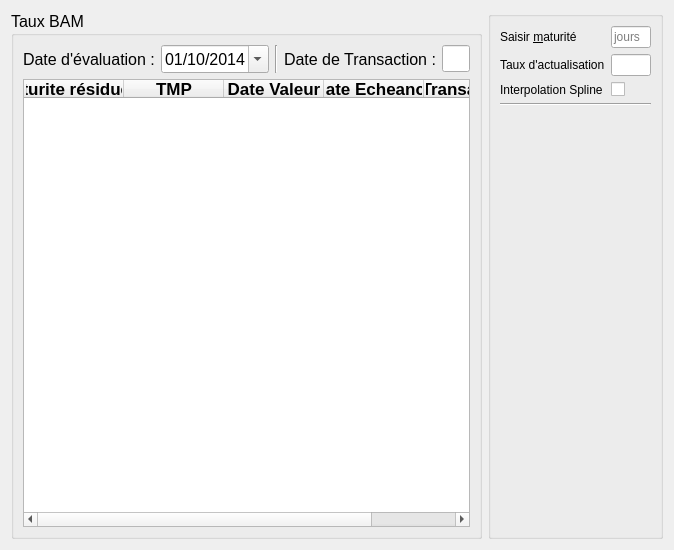
Mero89/Pricing-Application, file DPricer/presentation/Designer-Files/CourbeTaux.ui: the form before one commit.
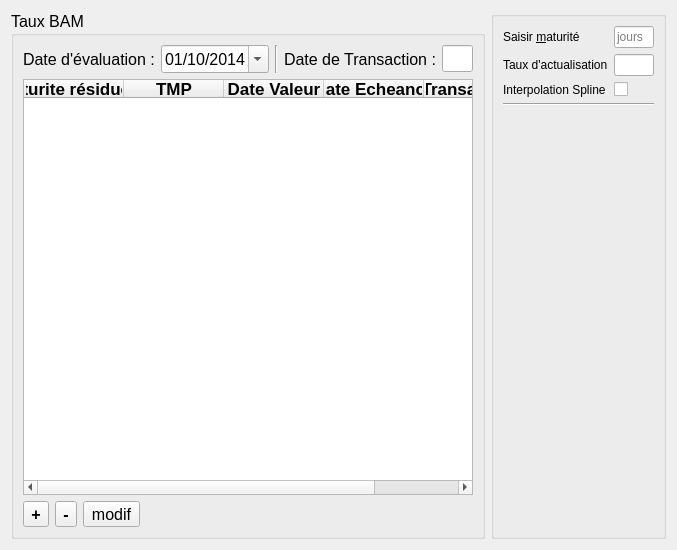
The form after the commit.

```diff
--- a/DPricer/presentation/Designer-Files/CourbeTaux.ui
+++ b/DPricer/presentation/Designer-Files/CourbeTaux.ui
@@ -6,7 +6,7 @@
    <rect>
     <x>0</x>
     <y>0</y>
-    <width>674</width>
+    <width>677</width>
     <height>550</height>
    </rect>
   </property>
@@ -22,8 +22,8 @@
   <property name="windowTitle">
    <string>Courbe de taux</string>
   </property>
-  <layout class="QHBoxLayout" name="horizontalLayout_2">
-   <item>
+  <layout class="QGridLayout" name="gridLayout">
+   <item row="0" column="0">
     <widget class="QGroupBox" name="groupBox">
      <property name="sizePolicy">
       <sizepolicy hsizetype="Expanding" vsizetype="Preferred">
@@ -305,10 +305,62 @@
         </column>
        </widget>
       </item>
+      <item>
+       <layout class="QHBoxLayout" name="horizontalLayout_2">
+        <item>
+         <widget class="QToolButton" name="addLigneButton">
+          <property name="font">
+           <font>
+            <pointsize>12</pointsize>
+            <weight>75</weight>
+            <bold>true</bold>
+           </font>
+          </property>
+          <property name="text">
+           <string>+</string>
+          </property>
+         </widget>
+        </item>
+        <item>
+         <widget class="QToolButton" name="removeLigneButton">
+          <property name="font">
+           <font>
+            <pointsize>12</pointsize>
+            <weight>75</weight>
+            <bold>true</bold>
+           </font>
+          </property>
+          <property name="text">
+           <string>-</string>
+          </property>
+         </widget>
+        </item>
+        <item>
+         <widget class="QToolButton" name="updateLigneButton">
+          <property name="text">
+           <string>modif</string>
+          </property>
+         </widget>
+        </item>
+        <item>
+         <spacer name="horizontalSpacer_3">
+          <property name="orientation">
+           <enum>Qt::Horizontal</enum>
+          </property>
+          <property name="sizeHint" stdset="0">
+           <size>
+            <width>40</width>
+            <height>20</height>
+           </size>
+          </property>
+         </spacer>
+        </item>
+       </layout>
+      </item>
      </layout>
     </widget>
    </item>
-   <item>
+   <item row="0" column="1">
     <widget class="QGroupBox" name="groupBox_2">
      <property name="title">
       <string/>
```
